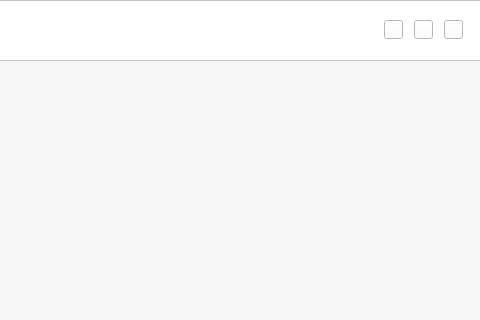
elexenon/Cell, file Forms/mainwindow.ui: the form before one commit; both pictures show x 826 to 1306 and y 0 to 320 of the 1306 by 771 pixel window.
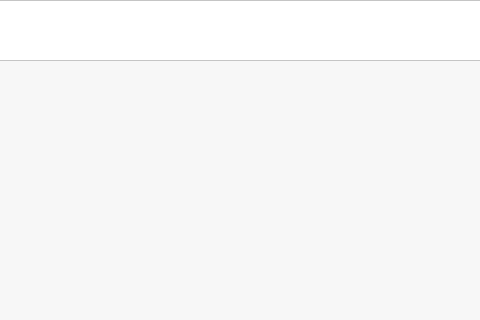
The form after the commit. Icons and pictures are not drawn.

Diff of the .ui file:
```diff
--- a/Forms/mainwindow.ui
+++ b/Forms/mainwindow.ui
@@ -79,7 +79,7 @@
      <string/>
     </property>
     <property name="flat">
-     <bool>false</bool>
+     <bool>true</bool>
     </property>
    </widget>
    <widget class="QPushButton" name="Btn_mini">
@@ -97,6 +97,9 @@
     <property name="text">
      <string/>
     </property>
+    <property name="flat">
+     <bool>true</bool>
+    </property>
    </widget>
    <widget class="QPushButton" name="Btn_close">
     <property name="geometry">
@@ -113,6 +116,9 @@
     <property name="text">
      <string/>
     </property>
+    <property name="flat">
+     <bool>true</bool>
+    </property>
    </widget>
   </widget>
   <widget class="QPushButton" name="Btn_HomePage">
```
